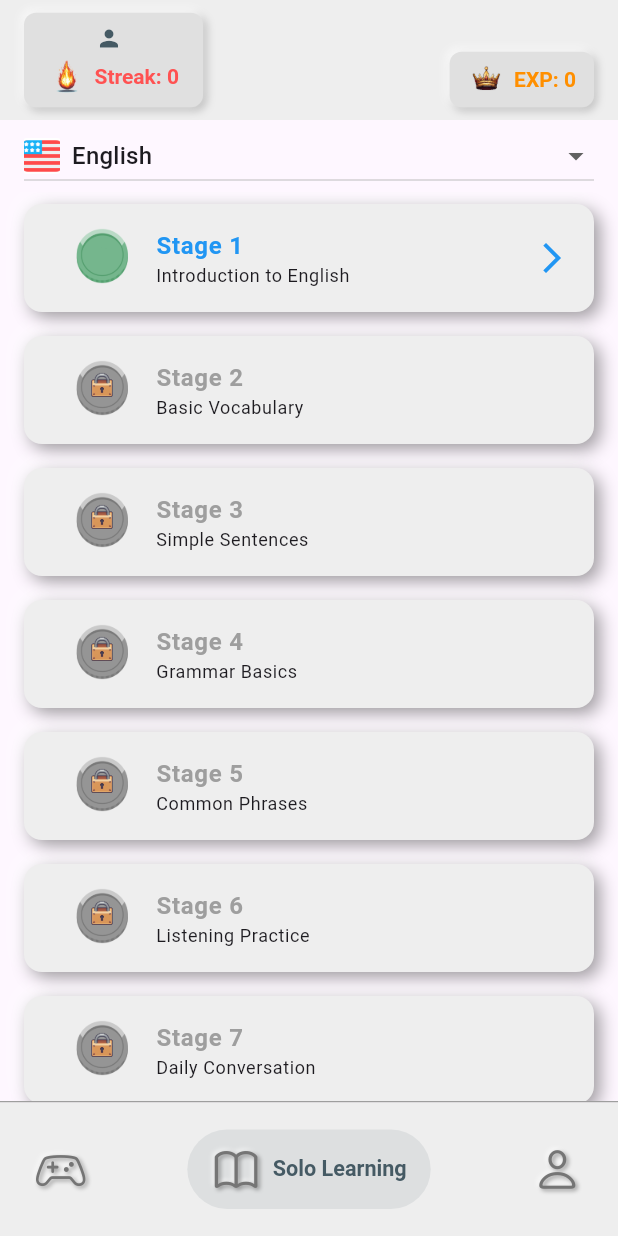
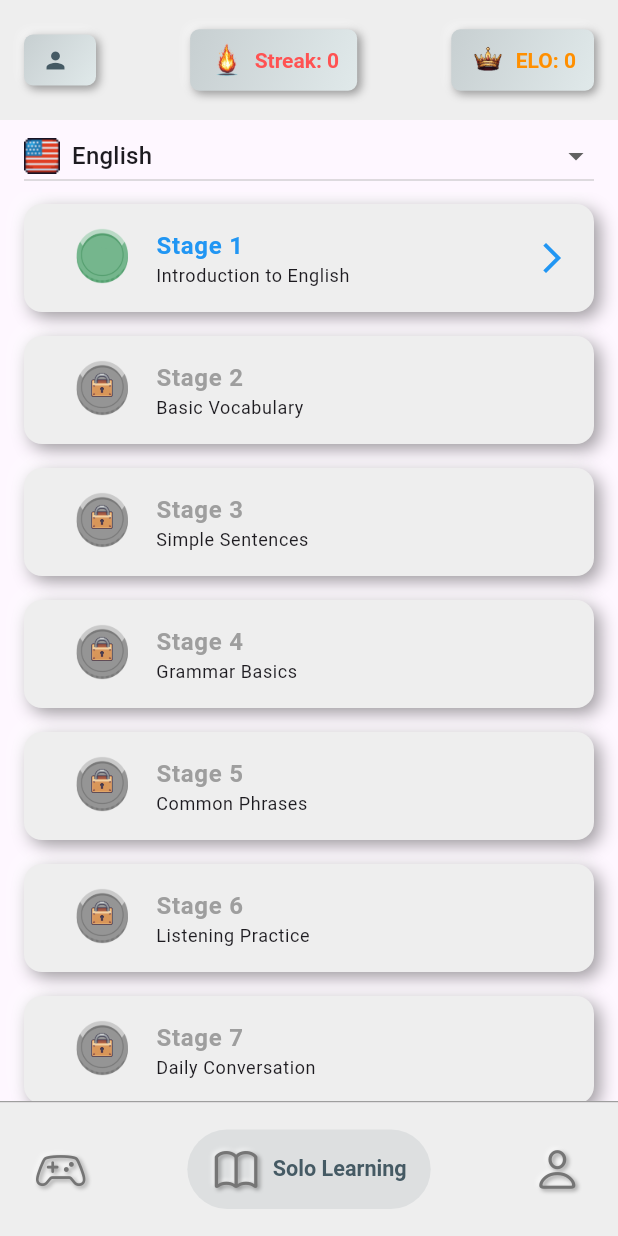
Before and after one commit to tgeiling/lingobattle, a Flutter app: the screen it shows after launch, swiped to page 2, on a phone screen of 412 x 824 dp. Run offline on Flutter 3.47's test engine with Material 3 defaults, Android fonts, the phone set to English and light mode, and no system bars; drawn by our look-alikes of flutter_neumorphic, salomon_bottom_bar; our stand-ins replace audioplayers, connectivity_plus, flutter_secure_storage, flutter_spinkit, google_fonts, lottie and 3 more; network calls fail.

Commit message:
big ui update

```diff
--- a/lib/level.dart
+++ b/lib/level.dart
@@ -238,11 +238,11 @@ class LanguageSelector extends StatelessWidget {
 
     // Define the languages and their corresponding flag assets
     final Map<String, String> languagesWithFlags = {
-      'English': 'assets/flags/english.png',
-      'German': 'assets/flags/german.png',
-      'Spanish': 'assets/flags/spanish.png',
-      'Dutch': 'assets/flags/dutch.png',
-      'Swiss': 'assets/flags/swiss.png',
+      'English': 'assets/flags_20x20/english.png',
+      'German': 'assets/flags_20x20/german.png',
+      'Spanish': 'assets/flags_20x20/spanish.png',
+      'Dutch': 'assets/flags_20x20/dutch.png',
+      'Swiss': 'assets/flags_20x20/swiss.png',
     };
 
     // Check if the selected language exists in the map
--- a/lib/main.dart
+++ b/lib/main.dart
@@ -267,35 +267,21 @@ class _MyHomePageState extends State<MyHomePage>
         title: Consumer<ProfileProvider>(
           builder: (context, profile, child) => Row(
             mainAxisAlignment: MainAxisAlignment.spaceBetween,
-            crossAxisAlignment: CrossAxisAlignment.end,
             children: [
-              // Username + Streak Pill (Left Side, in Column)
-              Container(
-                padding: EdgeInsets.symmetric(horizontal: 16, vertical: 8),
-                decoration: BoxDecoration(
-                  color: Colors.grey[300],
-                  borderRadius: BorderRadius.circular(8),
-                  boxShadow: [
-                    BoxShadow(
-                      color: Colors.black.withOpacity(0.2),
-                      offset: Offset(2, 2),
-                      blurRadius: 4,
+              // Username Pill
+              Neumorphic(
+                padding:
+                    const EdgeInsets.symmetric(horizontal: 12, vertical: 8),
+                style: NeumorphicStyle(
+                  shape: NeumorphicShape.concave,
+                  boxShape:
+                      NeumorphicBoxShape.roundRect(BorderRadius.circular(6)),
+                  depth: 4,
+                  lightSource: LightSource.topLeft,
                 ),
-                    BoxShadow(
-                      color: Colors.white.withOpacity(0.7),
-                      offset: Offset(-2, -2),
-                      blurRadius: 4,
-                    ),
-                  ],
-                ),
-                child: Column(
-                  crossAxisAlignment: CrossAxisAlignment.center,
+                child: Row(
                   children: [
-                    Row(
-                      mainAxisSize: MainAxisSize.min,
-                      children: [
-                        Icon(Icons.person,
-                            color: Colors.blueGrey[700], size: 18),
+                    Icon(Icons.person, color: Colors.blueGrey[700], size: 18),
                     SizedBox(width: 6),
                     Text(
                       profile.username,
@@ -307,9 +293,20 @@ class _MyHomePageState extends State<MyHomePage>
                     ),
                   ],
                 ),
-                    SizedBox(height: 4),
-                    Row(
-                      mainAxisSize: MainAxisSize.min,
+              ),
+
+              // Streak Pill
+              Neumorphic(
+                padding:
+                    const EdgeInsets.symmetric(horizontal: 12, vertical: 8),
+                style: NeumorphicStyle(
+                  shape: NeumorphicShape.concave,
+                  boxShape:
+                      NeumorphicBoxShape.roundRect(BorderRadius.circular(6)),
+                  depth: 4,
+                  lightSource: LightSource.topLeft,
+                ),
+                child: Row(
                   children: [
                     Image.asset('assets/flame.png', width: 25, height: 25),
                     SizedBox(width: 6),
@@ -323,37 +320,25 @@ class _MyHomePageState extends State<MyHomePage>
                     ),
                   ],
                 ),
-                  ],
-                ),
               ),
 
-              // EXP Pill (Right Side, aligned with bottom of left pill)
-              Align(
-                alignment: Alignment.bottomCenter,
-                child: Container(
-                  padding: EdgeInsets.symmetric(horizontal: 12, vertical: 6),
-                  decoration: BoxDecoration(
-                    color: Colors.grey[300],
-                    borderRadius: BorderRadius.circular(8),
-                    boxShadow: [
-                      BoxShadow(
-                        color: Colors.black.withOpacity(0.2),
-                        offset: Offset(2, 2),
-                        blurRadius: 4,
-                      ),
-                      BoxShadow(
-                        color: Colors.white.withOpacity(0.7),
-                        offset: Offset(-2, -2),
-                        blurRadius: 4,
-                      ),
-                    ],
+              // EXP Pill
+              Neumorphic(
+                padding:
+                    const EdgeInsets.symmetric(horizontal: 12, vertical: 8),
+                style: NeumorphicStyle(
+                  shape: NeumorphicShape.concave,
+                  boxShape:
+                      NeumorphicBoxShape.roundRect(BorderRadius.circular(6)),
+                  depth: 4,
+                  lightSource: LightSource.topLeft,
                 ),
                 child: Row(
                   children: [
                     Image.asset('assets/crown.png', width: 25, height: 25),
                     SizedBox(width: 6),
                     Text(
-                        'EXP: ${profile.exp}',
+                      'ELO: ${profile.elo}',
                       style: TextStyle(
                         color: Colors.amber[800],
                         fontSize: 14,
@@ -361,7 +346,6 @@ class _MyHomePageState extends State<MyHomePage>
                       ),
                     ),
                   ],
-                  ),
                 ),
               ),
             ],
--- a/pubspec.yaml
+++ b/pubspec.yaml
@@ -42,6 +42,11 @@ flutter:
     - assets/flags/swiss.png
     - assets/flags/english.png
     - assets/flags/spanish.png
+    - assets/flags_20x20/german.png
+    - assets/flags_20x20/dutch.png
+    - assets/flags_20x20/swiss.png
+    - assets/flags_20x20/english.png
+    - assets/flags_20x20/spanish.png
     - assets/logo.png
     - assets/button_green.png
     - assets/button_grey.png
```
Also changed, not shown: lib/elements.dart (+49 -0 lines), lib/game.dart (+29 -53 lines), lib/provider.dart (+6 -6 lines), assets/flags/dutch.png, assets/flags/english.png, assets/flags/german.png, assets/flags/spanish.png, assets/flags/swiss.png, assets/flags_20x20/dutch.png (added), assets/flags_20x20/english.png (added), assets/flags_20x20/german.png (added), assets/flags_20x20/spanish.png (added), assets/flags_20x20/swiss.png (added), pubspec.lock, 1 other file. Lines whose indentation alone changed are shown as unchanged.
